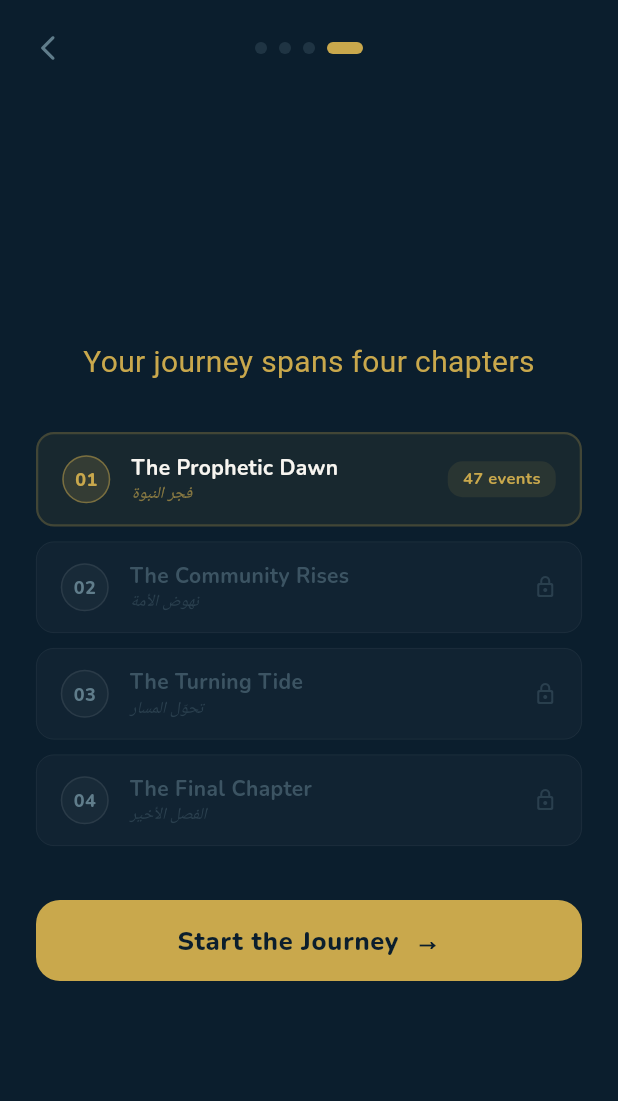
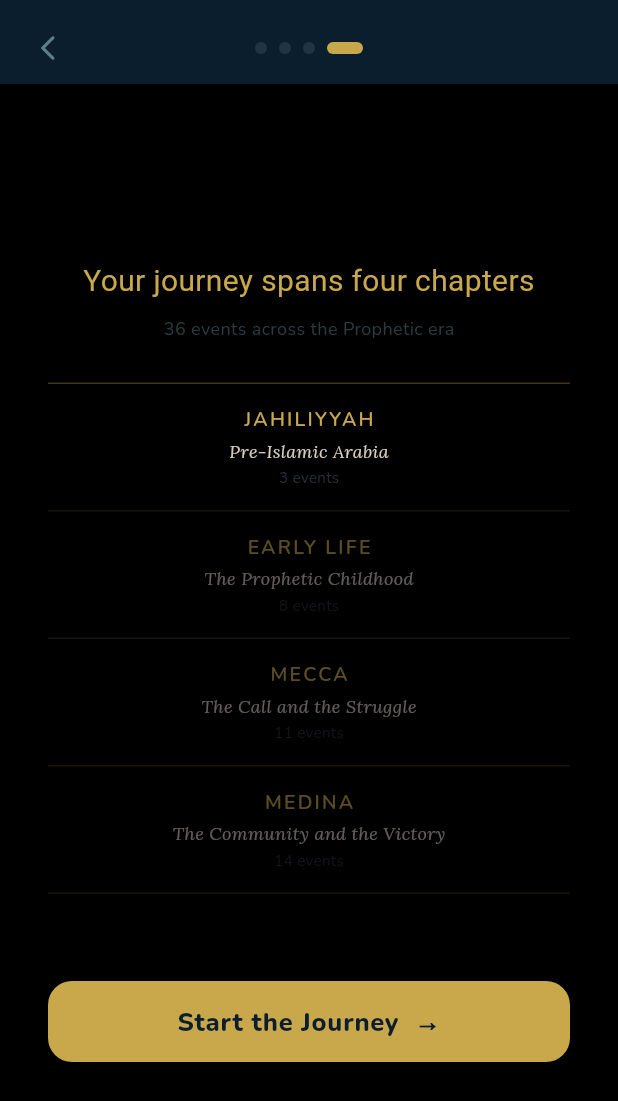
Before and after one commit to Duwaik/rawi-journey, a Flutter app: the RegistrationScreen screen opened directly, swiped to page 4, on a phone screen of 412 x 824 dp. Shown: the top 1101 px of the screen. Run offline on Flutter 3.47's test engine with Material 3 defaults, Android fonts, the phone set to English and light mode, and no system bars; our stand-ins replace google_fonts, just_audio, latlong2, shared_preferences; accounts and stored records are empty.

Commit message:
UI fixes: cinematic chapter preview, locked hotspot backing, Verdict styling, remove Crossroads tutorial
Fix 1: Chapter preview (onboarding page 4) redesigned — cinematic black bg,
gold text blocks with separators, chapter names + subtitles + event counts,
future chapters dimmed. Replaces flat milestone cards.

Fix 2: Locked hotspot diamonds now have dark circle backing (black 40%)
for guaranteed contrast against warm scene backgrounds.

Fix 3: Crossroads tutorial overlay removed entirely — card is
self-explanatory. No more text bleeding through layers.

Fix 4: The Verdict card restyled cinematically — gold border, deeper
scene dim (180 alpha), gold answer option borders (30% → full on correct),
gold check icon, gold explanation section. Creates bookend effect with
cinematic transition screen.

Co-Authored-By: Claude Opus 4.6 (1M context) <noreply@anthropic.com>

```diff
--- a/lib/screens/registration_screen.dart
+++ b/lib/screens/registration_screen.dart
@@ -345,13 +345,25 @@ class _RegistrationScreenState extends State<RegistrationScreen> {
 
   // ── Page 4: Milestone Preview ───────────────────────────────────────────
 
+  // Chapter data for cinematic preview
+  static const _chapterData = <_ChapterInfo>[
+    _ChapterInfo('JAHILIYYAH', 'الجاهلية', 'Pre-Islamic Arabia', 'الجزيرة قبل الإسلام', 3, true),
+    _ChapterInfo('EARLY LIFE', 'النشأة', 'The Prophetic Childhood', 'الطفولة النبوية', 8, false),
+    _ChapterInfo('MECCA', 'مكة المكرمة', 'The Call and the Struggle', 'الدعوة والابتلاء', 11, false),
+    _ChapterInfo('MEDINA', 'المدينة المنورة', 'The Community and the Victory', 'المجتمع والنصر', 14, false),
+  ];
+
   Widget _buildMilestonePage(bool isAr) {
-    return Padding(
-      padding: const EdgeInsets.symmetric(horizontal: 24),
+    return Container(
+      color: Colors.black,
       child: Column(
         children: [
           const Spacer(flex: 2),
-          Text(
+
+          // Title
+          Padding(
+            padding: const EdgeInsets.symmetric(horizontal: 40),
+            child: Text(
               isAr
                   ? 'رحلتك عبر أربعة فصول'
                   : 'Your journey spans four chapters',
@@ -363,43 +375,83 @@ class _RegistrationScreenState extends State<RegistrationScreen> {
                 height: 1.5,
               ),
             ),
-          const SizedBox(height: 32),
-
-          _MilestoneCard(
-            number: '01',
-            title: 'The Prophetic Dawn',
-            titleAr: 'فجر النبوة',
-            events: 47,
-            active: true,
           ),
-          const SizedBox(height: 10),
-          _MilestoneCard(
-            number: '02',
-            title: 'The Community Rises',
-            titleAr: 'نهوض الأمة',
-            events: 35,
-            active: false,
+          const SizedBox(height: 8),
+          Text(
+            isAr ? '36 حدثاً عبر السيرة النبوية' : '36 events across the Prophetic era',
+            style: GoogleFonts.nunito(
+              color: AppColors.textMuted.withAlpha(120),
+              fontSize: 12,
             ),
-          const SizedBox(height: 10),
-          _MilestoneCard(
-            number: '03',
-            title: 'The Turning Tide',
-            titleAr: 'تحوّل المسار',
-            events: 38,
-            active: false,
-          ),
-          const SizedBox(height: 10),
-          _MilestoneCard(
-            number: '04',
-            title: 'The Final Chapter',
-            titleAr: 'الفصل الأخير',
-            events: 35,
-            active: false,
           ),
 
-          const SizedBox(height: 36),
+          const SizedBox(height: 28),
 
-          SizedBox(
+          // Chapters — cinematic text blocks
+          Padding(
+            padding: const EdgeInsets.symmetric(horizontal: 32),
+            child: Column(
+              children: [
+                for (final ch in _chapterData) ...[
+                  // Gold separator
+                  Container(
+                    width: double.infinity,
+                    height: 1,
+                    color: AppColors.gold.withAlpha(ch.active ? 80 : 30),
+                  ),
+                  const SizedBox(height: 14),
+                  // Chapter block
+                  Opacity(
+                    opacity: ch.active ? 1.0 : 0.45,
+                    child: Column(
+                      children: [
+                        Text(
+                          isAr ? ch.nameAr : ch.name,
+                          style: GoogleFonts.nunito(
+                            color: AppColors.gold,
+                            fontSize: 13,
+                            fontWeight: FontWeight.w600,
+                            letterSpacing: 1.5,
+                          ),
+                        ),
+                        const SizedBox(height: 3),
+                        Text(
+                          isAr ? ch.subtitleAr : ch.subtitle,
+                          style: GoogleFonts.lora(
+                            color: const Color(0xFFD6CCBE),
+                            fontSize: 12,
+                            fontStyle: FontStyle.italic,
+                          ),
+                        ),
+                        const SizedBox(height: 3),
+                        Text(
+                          isAr ? '${ch.eventCount} أحداث' : '${ch.eventCount} events',
+                          style: GoogleFonts.nunito(
+                            color: AppColors.textMuted.withAlpha(100),
+                            fontSize: 10,
+                          ),
+                        ),
+                      ],
+                    ),
+                  ),
+                  const SizedBox(height: 14),
+                ],
+                // Final separator
+                Container(
+                  width: double.infinity,
+                  height: 1,
+                  color: AppColors.gold.withAlpha(30),
+                ),
+              ],
+            ),
+          ),
+
+          const Spacer(flex: 1),
+
+          // CTA
+          Padding(
+            padding: const EdgeInsets.symmetric(horizontal: 32),
+            child: SizedBox(
               width: double.infinity,
               height: 54,
               child: ElevatedButton(
@@ -418,6 +470,7 @@ class _RegistrationScreenState extends State<RegistrationScreen> {
                     fontSize: 17,
                     fontWeight: FontWeight.w800,
                     letterSpacing: 0.5,
+                  ),
                 ),
               ),
             ),
@@ -596,118 +649,9 @@ class _LanguageCard extends StatelessWidget {
   }
 }
 
-class _MilestoneCard extends StatelessWidget {
-  final String number;
-  final String title;
-  final String titleAr;
-  final int events;
+class _ChapterInfo {
+  final String name, nameAr, subtitle, subtitleAr;
+  final int eventCount;
   final bool active;
-
-  const _MilestoneCard({
-    required this.number,
-    required this.title,
-    required this.titleAr,
-    required this.events,
-    required this.active,
-  });
-
-  @override
-  Widget build(BuildContext context) {
-    return Container(
-      padding: const EdgeInsets.symmetric(horizontal: 16, vertical: 12),
-      decoration: BoxDecoration(
-        color: active
-            ? AppColors.gold.withAlpha(18)
-            : Colors.white.withAlpha(6),
-        borderRadius: BorderRadius.circular(12),
-        border: Border.all(
-          color: active
-              ? AppColors.gold.withAlpha(60)
-              : Colors.white.withAlpha(15),
-          width: active ? 1.5 : 0.5,
-        ),
-      ),
-      child: Row(
-        children: [
-          Container(
-            width: 32,
-            height: 32,
-            decoration: BoxDecoration(
-              shape: BoxShape.circle,
-              color: active
-                  ? AppColors.gold.withAlpha(40)
-                  : Colors.white.withAlpha(8),
-              border: Border.all(
-                color: active
-                    ? AppColors.gold.withAlpha(120)
-                    : Colors.white.withAlpha(20),
-              ),
-            ),
-            child: Center(
-              child: Text(
-                number,
-                style: GoogleFonts.nunito(
-                  color: active ? AppColors.gold : AppColors.textMuted,
-                  fontSize: 12,
-                  fontWeight: FontWeight.w800,
-                ),
-              ),
-            ),
-          ),
-          const SizedBox(width: 14),
-          Expanded(
-            child: Column(
-              crossAxisAlignment: CrossAxisAlignment.start,
-              children: [
-                Text(
-                  title,
-                  style: GoogleFonts.nunito(
-                    color: active
-                        ? AppColors.textPrimary
-                        : AppColors.textMuted.withAlpha(140),
-                    fontSize: 14,
-                    fontWeight: FontWeight.w700,
-                  ),
-                ),
-                Text(
-                  titleAr,
-                  style: GoogleFonts.lora(
-                    color: active
-                        ? AppColors.gold.withAlpha(160)
-                        : AppColors.textMuted.withAlpha(80),
-                    fontSize: 11,
-                    fontStyle: FontStyle.italic,
-                  ),
-                  textDirection: TextDirection.rtl,
-                ),
-              ],
-            ),
-          ),
-          if (active)
-            Container(
-              padding:
-                  const EdgeInsets.symmetric(horizontal: 10, vertical: 4),
-              decoration: BoxDecoration(
-                color: AppColors.gold.withAlpha(25),
-                borderRadius: BorderRadius.circular(10),
-              ),
-              child: Text(
-                '$events events',
-                style: GoogleFonts.nunito(
-                  color: AppColors.gold,
-                  fontSize: 11,
-                  fontWeight: FontWeight.w700,
-                ),
-              ),
-            )
-          else
-            Icon(
-              Icons.lock_outline_rounded,
-              size: 16,
-              color: AppColors.textMuted.withAlpha(80),
-            ),
-        ],
-      ),
-    );
+  const _ChapterInfo(this.name, this.nameAr, this.subtitle, this.subtitleAr, this.eventCount, this.active);
 }
-}
```
Also changed, not shown: lib/screens/immersive_event_screen.dart (+23 -109 lines), lib/widgets/cinematic/scene_hotspot_marker.dart (+11 -0 lines), 1 other file. Lines whose indentation alone changed are shown as unchanged.
